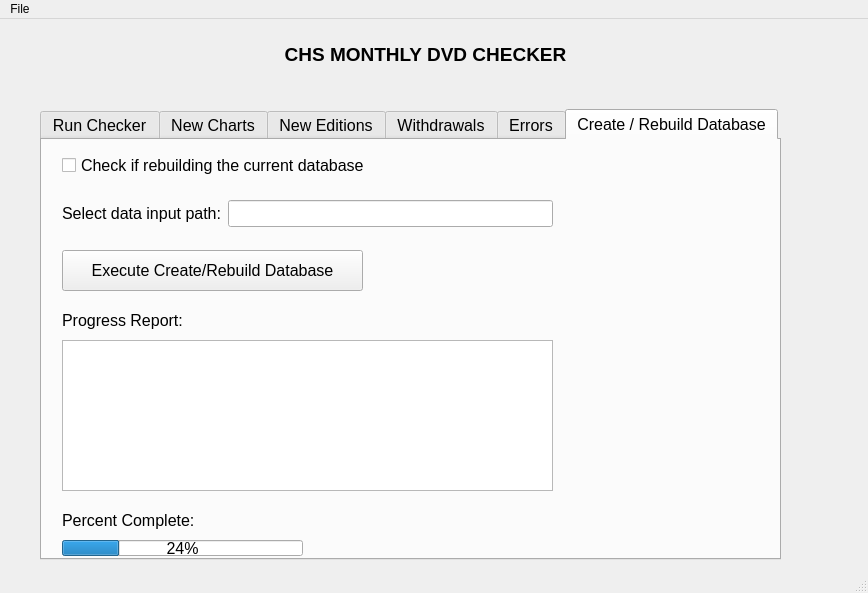
Old version of the form CHS_DVD_Checker.ui in the repository Mabus00/CHS-DVD-Reader.
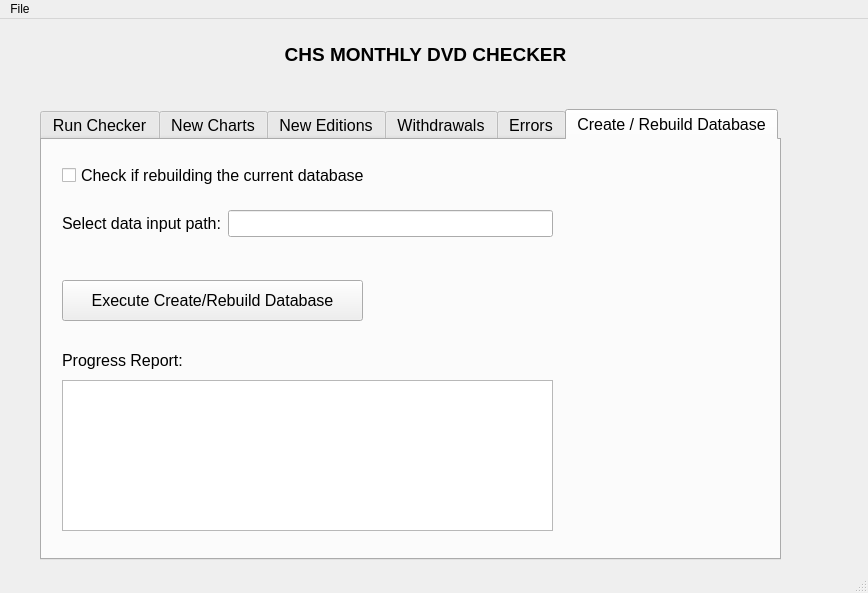
New version of the form.

Patch:
```diff
--- a/CHS_DVD_Checker.ui
+++ b/CHS_DVD_Checker.ui
@@ -114,7 +114,7 @@
       <property name="geometry">
        <rect>
         <x>20</x>
-        <y>10</y>
+        <y>20</y>
         <width>341</width>
         <height>31</height>
        </rect>
@@ -127,7 +127,7 @@
       <property name="geometry">
        <rect>
         <x>20</x>
-        <y>60</y>
+        <y>70</y>
         <width>491</width>
         <height>41</height>
        </rect>
@@ -145,24 +145,11 @@
        </item>
       </layout>
      </widget>
-     <widget class="QProgressBar" name="progressBar">
-      <property name="geometry">
-       <rect>
-        <x>20</x>
-        <y>400</y>
-        <width>241</width>
-        <height>16</height>
-       </rect>
-      </property>
-      <property name="value">
-       <number>24</number>
-      </property>
-     </widget>
      <widget class="QTextBrowser" name="textBrowser">
       <property name="geometry">
        <rect>
         <x>20</x>
-        <y>200</y>
+        <y>240</y>
         <width>491</width>
         <height>151</height>
        </rect>
@@ -172,7 +159,7 @@
       <property name="geometry">
        <rect>
         <x>20</x>
-        <y>170</y>
+        <y>210</y>
         <width>171</width>
         <height>21</height>
        </rect>
@@ -185,7 +172,7 @@
       <property name="geometry">
        <rect>
         <x>20</x>
-        <y>110</y>
+        <y>140</y>
         <width>301</width>
         <height>41</height>
        </rect>
@@ -194,19 +181,6 @@
        <string>Execute Create/Rebuild Database</string>
       </property>
      </widget>
-     <widget class="QLabel" name="label_2">
-      <property name="geometry">
-       <rect>
-        <x>20</x>
-        <y>370</y>
-        <width>171</width>
-        <height>21</height>
-       </rect>
-      </property>
-      <property name="text">
-       <string>Percent Complete:</string>
-      </property>
-     </widget>
     </widget>
    </widget>
   </widget>
```
